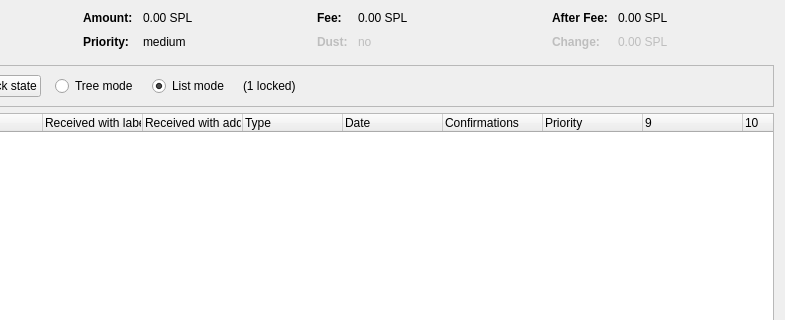
This is src/qt/forms/coincontroldialog.ui in MotoAcidic/Altbet-2.0.0.0 as Qt 5 draws it before an edit; both pictures show x 169 to 954 and y 0 to 320 of the 954 by 500 pixel window. The edited form follows.
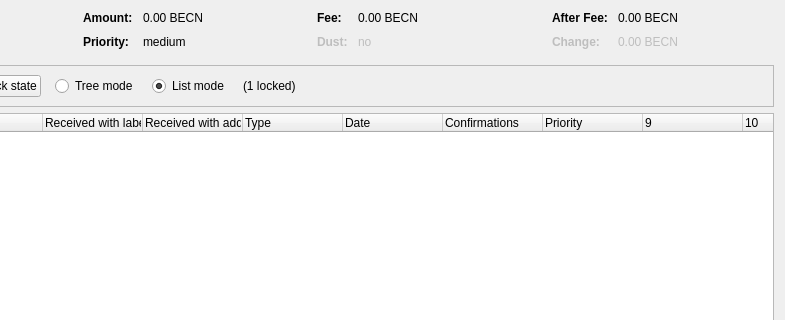
This is the edited form. Custom widgets are drawn as their Qt base class.

The edit to the form file:
```diff
--- a/src/qt/forms/coincontroldialog.ui
+++ b/src/qt/forms/coincontroldialog.ui
@@ -132,7 +132,7 @@
           <enum>Qt::ActionsContextMenu</enum>
          </property>
          <property name="text">
-          <string notr="true">0.00 SPL</string>
+          <string notr="true">0.00 BECN</string>
          </property>
          <property name="textInteractionFlags">
           <set>Qt::LinksAccessibleByMouse|Qt::TextSelectableByKeyboard|Qt::TextSelectableByMouse</set>
@@ -206,7 +206,7 @@
           <enum>Qt::ActionsContextMenu</enum>
          </property>
          <property name="text">
-          <string notr="true">0.00 SPL</string>
+          <string notr="true">0.00 BECN</string>
          </property>
          <property name="textInteractionFlags">
           <set>Qt::LinksAccessibleByMouse|Qt::TextSelectableByKeyboard|Qt::TextSelectableByMouse</set>
@@ -286,7 +286,7 @@
           <enum>Qt::ActionsContextMenu</enum>
          </property>
          <property name="text">
-          <string notr="true">0.00 SPL</string>
+          <string notr="true">0.00 BECN</string>
          </property>
          <property name="textInteractionFlags">
           <set>Qt::LinksAccessibleByMouse|Qt::TextSelectableByKeyboard|Qt::TextSelectableByMouse</set>
@@ -321,7 +321,7 @@
           <enum>Qt::ActionsContextMenu</enum>
          </property>
          <property name="text">
-          <string notr="true">0.00 SPL</string>
+          <string notr="true">0.00 BECN</string>
          </property>
          <property name="textInteractionFlags">
           <set>Qt::LinksAccessibleByMouse|Qt::TextSelectableByKeyboard|Qt::TextSelectableByMouse</set>
```
